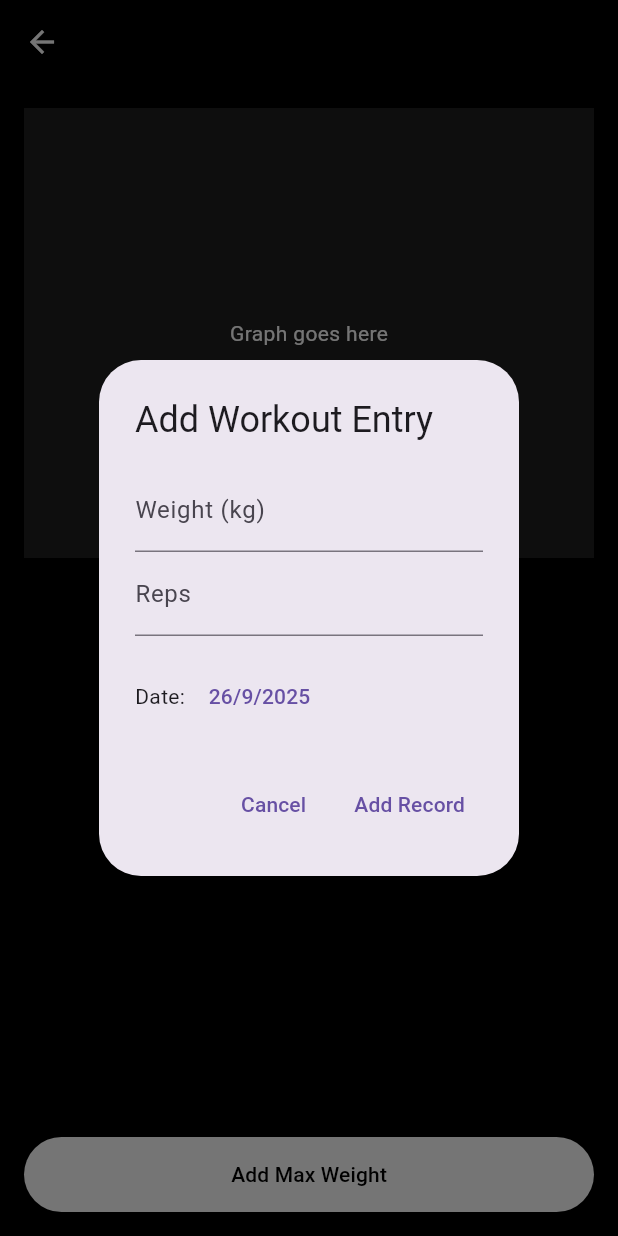
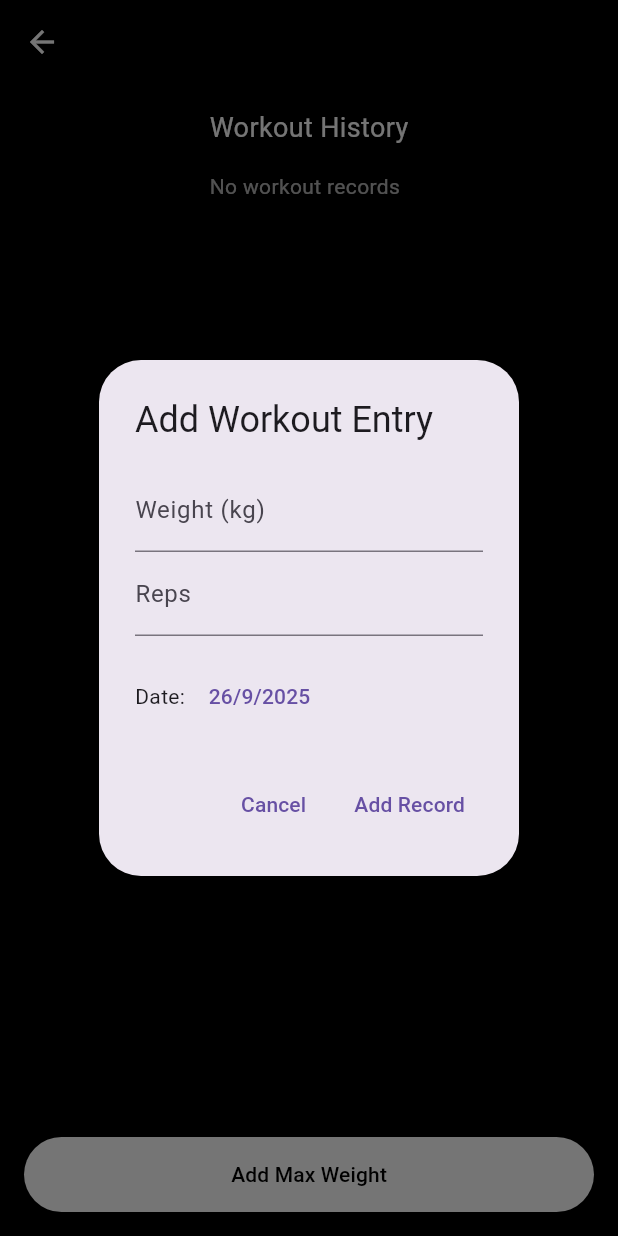
Before and after one commit to nazim1997/gym_max_tracker, a Flutter app: the ExerciseDetailScreen screen opened directly with empty values, after a tap on "Add Max Weight", on a phone screen of 412 x 824 dp. Run offline on Flutter 3.47's test engine with Material 3 defaults, Android fonts, the phone set to English and light mode, and no system bars; our stand-ins replace sqflite; accounts and stored records are empty.

Commit message:
-	Added List of workout entries in exercise detail screen

```diff
--- a/lib/screens/exercise_detail_screen.dart
+++ b/lib/screens/exercise_detail_screen.dart
@@ -2,6 +2,7 @@ import 'package:flutter/material.dart';
 import '../models/exercise.dart';
 import '../widgets/add_workout_dialog.dart';
 import '../services/database_helper.dart';
+import '../models/workout_entry.dart';
 
 class ExerciseDetailScreen extends StatefulWidget {
   final Exercise exercise;
@@ -29,12 +30,45 @@ class _ExerciseDetailScreenState extends State<ExerciseDetailScreen> {
       body: Column(
         children: [
           // Placeholder for graph
-          Container(
-            height: 300,
-            margin: EdgeInsets.all(16),
-            color: Color(0xFF1E1E1E),
-            child: Center(
-              child: Text('Graph goes here', style: TextStyle(color: Colors.white)),
+          Expanded(
+            child: Padding(
+              padding: EdgeInsets.all(16),
+              child: Column(
+                crossAxisAlignment: CrossAxisAlignment.start,
+                children: [
+                  Text('Workout History', style: TextStyle(color: Colors.white, fontSize: 18)),
+                  SizedBox(height: 16),
+                  Expanded(
+                    child: FutureBuilder<List<WorkoutEntry>>(
+                      future: DatabaseHelper().getWorkoutEntries(widget.exercise.id!),
+                      builder: (context, snapshot) {
+                        if (!snapshot.hasData) return CircularProgressIndicator();
+
+                        final entries = snapshot.data!;
+                        if (entries.isEmpty) {
+                          return Text('No workout records', style: TextStyle(color: Colors.white70));
+                        }
+
+                        return ListView.builder(
+                          itemCount: entries.length,
+                          itemBuilder: (context, index) {
+                            final entry = entries[index];
+                            return Card(
+                              color: Color(0xFF1E1E1E),
+                              child: ListTile(
+                                title: Text('${entry.weight}kg × ${entry.reps} reps',
+                                           style: TextStyle(color: Colors.white)),
+                                subtitle: Text('${entry.date.day}/${entry.date.month}/${entry.date.year}',
+                                             style: TextStyle(color: Colors.white70)),
+                              ),
+                            );
+                          },
+                        );
+                      },
+                    ),
+                  ),
+                ],
+              ),
             ),
           ),
 
--- a/lib/services/database_helper.dart
+++ b/lib/services/database_helper.dart
@@ -84,4 +84,24 @@ class DatabaseHelper {
     }
     return null;
   }
+
+  Future<List<WorkoutEntry>> getWorkoutEntries(int exerciseId) async {
+    final db = await database;
+    final List<Map<String, dynamic>> maps = await db.query(
+      'workout_entries',
+      where: 'exercise_id = ?',
+      whereArgs: [exerciseId],
+      orderBy: 'date DESC',
+    );
+
+    return List.generate(maps.length, (i) {
+      return WorkoutEntry(
+        id: maps[i]['id'],
+        exerciseId: maps[i]['exercise_id'],
+        weight: maps[i]['weight'],
+        reps: maps[i]['reps'],
+        date: DateTime.parse(maps[i]['date']),
+      );
+    });
+  }
 }
```
